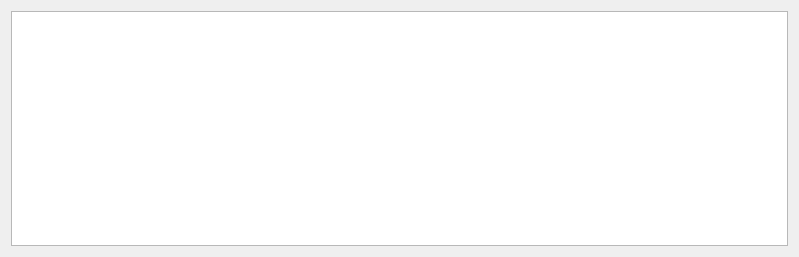
First picture: the form in ui/logging_dialog.ui, repository cheind/reconstructme-qt, before the edit.
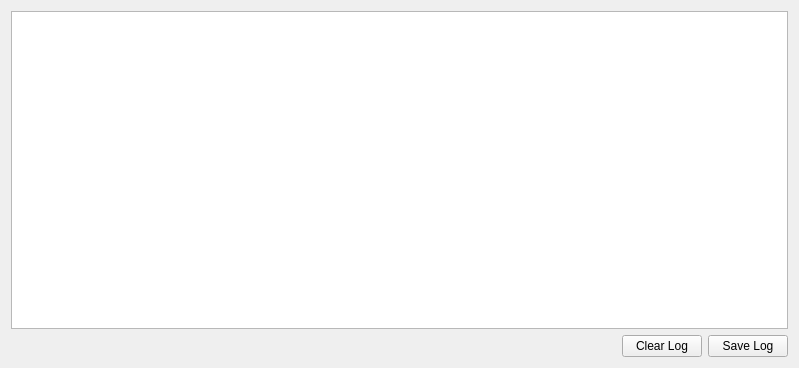
Second picture: the form after the edit.

Commit message: refactoring of logging window into table view.

Diff of the .ui file:
```diff
--- a/ui/logging_dialog.ui
+++ b/ui/logging_dialog.ui
@@ -7,7 +7,7 @@
     <x>0</x>
     <y>0</y>
     <width>799</width>
-    <height>257</height>
+    <height>368</height>
    </rect>
   </property>
   <property name="windowTitle">
@@ -15,21 +15,70 @@
   </property>
   <layout class="QGridLayout" name="gridLayout">
    <item row="0" column="0">
-    <widget class="QTextEdit" name="log_te">
-     <property name="enabled">
-      <bool>true</bool>
-     </property>
-     <property name="font">
-      <font>
-       <family>Courier New</family>
-       <pointsize>8</pointsize>
-       <kerning>false</kerning>
-      </font>
-     </property>
-     <property name="readOnly">
-      <bool>true</bool>
-     </property>
-    </widget>
+    <layout class="QVBoxLayout" name="verticalLayout">
+     <item>
+      <widget class="QTableView" name="logtableview">
+       <property name="selectionMode">
+        <enum>QAbstractItemView::SingleSelection</enum>
+       </property>
+       <property name="selectionBehavior">
+        <enum>QAbstractItemView::SelectRows</enum>
+       </property>
+       <property name="showGrid">
+        <bool>false</bool>
+       </property>
+       <property name="gridStyle">
+        <enum>Qt::NoPen</enum>
+       </property>
+       <property name="sortingEnabled">
+        <bool>true</bool>
+       </property>
+       <property name="cornerButtonEnabled">
+        <bool>false</bool>
+       </property>
+       <attribute name="horizontalHeaderStretchLastSection">
+        <bool>true</bool>
+       </attribute>
+       <attribute name="verticalHeaderVisible">
+        <bool>false</bool>
+       </attribute>
+       <attribute name="verticalHeaderStretchLastSection">
+        <bool>true</bool>
+       </attribute>
+      </widget>
+     </item>
+     <item>
+      <layout class="QHBoxLayout" name="horizontalLayout">
+       <item>
+        <spacer name="horizontalSpacer">
+         <property name="orientation">
+          <enum>Qt::Horizontal</enum>
+         </property>
+         <property name="sizeHint" stdset="0">
+          <size>
+           <width>40</width>
+           <height>20</height>
+          </size>
+         </property>
+        </spacer>
+       </item>
+       <item>
+        <widget class="QPushButton" name="btnClear">
+         <property name="text">
+          <string>Clear Log</string>
+         </property>
+        </widget>
+       </item>
+       <item>
+        <widget class="QPushButton" name="btnSave">
+         <property name="text">
+          <string>Save Log</string>
+         </property>
+        </widget>
+       </item>
+      </layout>
+     </item>
+    </layout>
    </item>
   </layout>
  </widget>
```
The commit also changes 4 other files.
